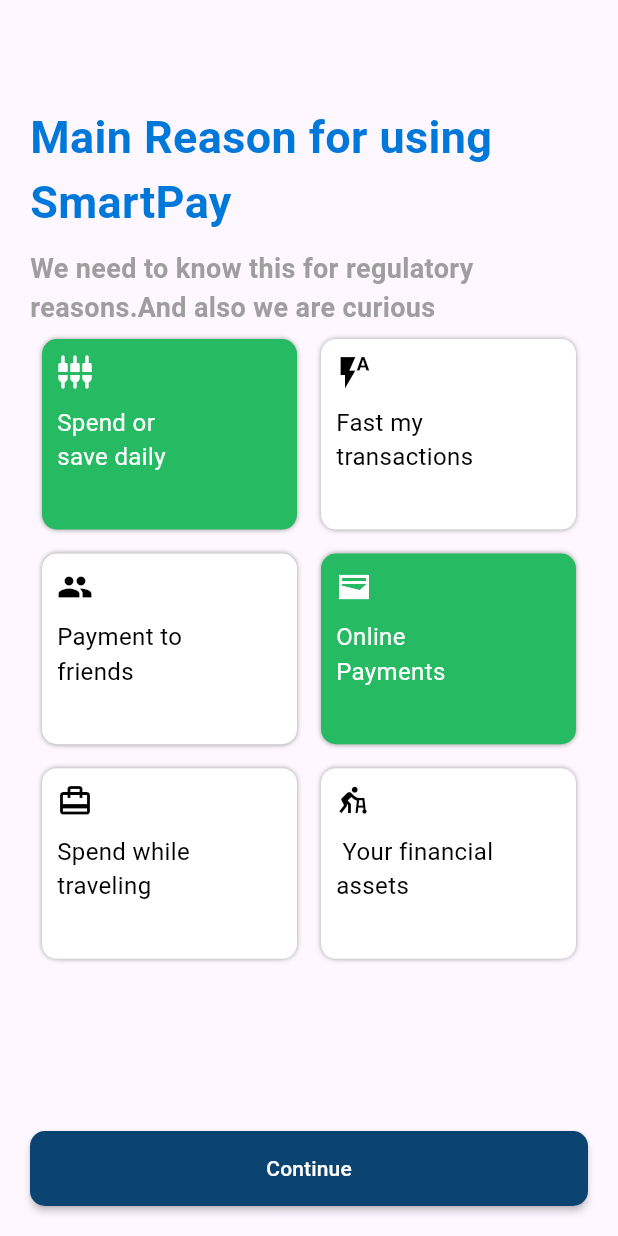
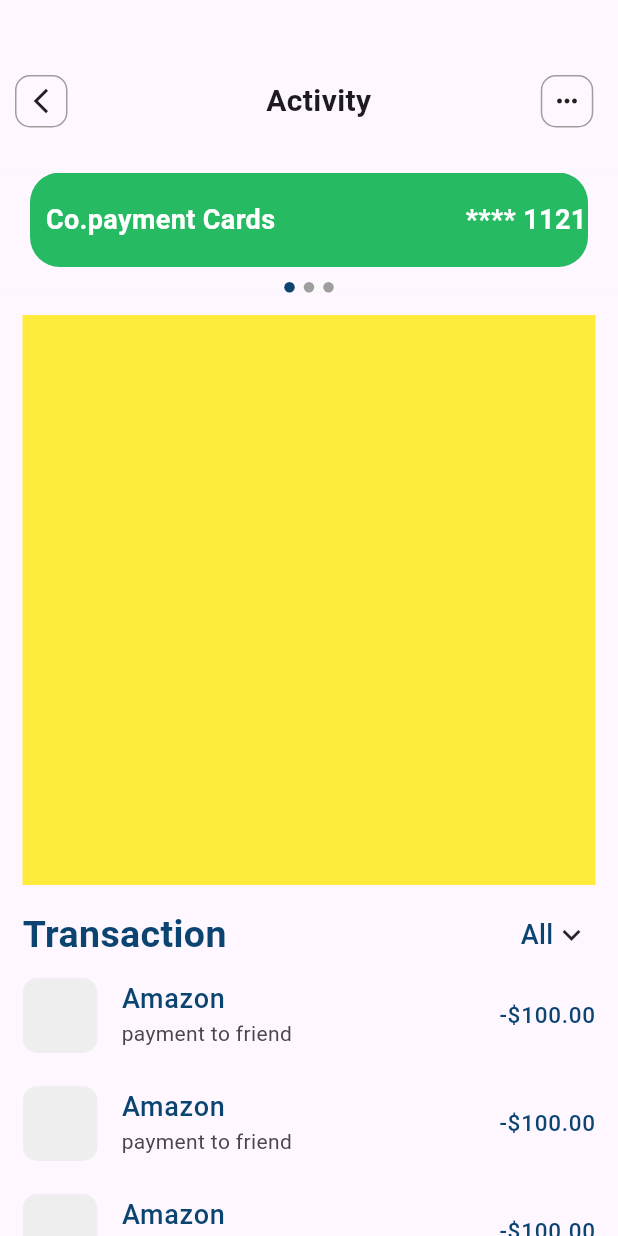
Before and after one commit to shivaAg04/co-payment-niyo, a Flutter app: the screen it shows after launch, on a phone screen of 412 x 824 dp. Run offline on Flutter 3.47's test engine with Material 3 defaults, Android fonts, the light colour scheme and no system bars; our stand-ins replace csc_picker.

Commit message:
Basic layout of activity screen done graph remain

```diff
--- a/lib/main.dart
+++ b/lib/main.dart
@@ -1,5 +1,7 @@
 import 'package:flutter/material.dart';
 
+import 'screen/activity_screen.dart';
+import 'screen/new_card_screen.dart';
 import 'screen/reason_screen.dart';
 import 'screen/splash_screen.dart';
 
@@ -16,7 +18,7 @@
     return MaterialApp(
       debugShowCheckedModeBanner: false,
       title: 'niyo payment',
-      home: ReasonScreen(),
+      home: ActivityScreen(),
     );
   }
 }
--- /dev/null
+++ b/lib/screen/activity_screen.dart
@@ -0,0 +1,173 @@
+import 'package:co_payment_niyo/util/my_color.dart';
+import 'package:flutter/material.dart';
+
+import '../widget/slider.dart';
+
+class ActivityScreen extends StatefulWidget {
+  const ActivityScreen({super.key});
+
+  @override
+  State<ActivityScreen> createState() => _ActivityScreenState();
+}
+
+class _ActivityScreenState extends State<ActivityScreen> {
+  @override
+  Widget build(BuildContext context) {
+    return Scaffold(
+      body: Column(
+        crossAxisAlignment: CrossAxisAlignment.start,
+        children: [
+          // virtual card
+          const SizedBox(height: 50.0),
+          // back button and text
+          Row(
+            children: [
+              Container(
+                margin: const EdgeInsets.only(left: 10.0),
+                height: 35,
+                width: 35,
+                //border
+                decoration: BoxDecoration(
+                  borderRadius: BorderRadius.circular(10.0),
+                  border: Border.all(color: Colors.grey), // Add border color
+                ),
+
+                child: InkWell(
+                  onTap: () {
+                    // Handle back button press
+                    Navigator.of(context).pop();
+                  },
+                  child: const Icon(
+                    Icons.arrow_back_ios_outlined,
+                    size: 20,
+                    // Change color as needed
+                  ),
+                ),
+              ),
+              const Spacer(),
+              const Text(
+                'Activity',
+                style: TextStyle(fontSize: 20.0, fontWeight: FontWeight.bold),
+              ),
+              SizedBox(
+                width: MediaQuery.of(context).size.width * .25,
+              ),
+              Container(
+                margin: const EdgeInsets.only(left: 10.0),
+                height: 35,
+                width: 35,
+                //border
+                decoration: BoxDecoration(
+                  borderRadius: BorderRadius.circular(10.0),
+                  border: Border.all(color: Colors.grey), // Add border color
+                ),
+
+                child: InkWell(
+                  onTap: () {
+                    // Handle back button press
+                    Navigator.of(context).pop();
+                  },
+                  child: const Icon(
+                    Icons.more_horiz, size: 20,
+                    // Change color as needed
+                  ),
+                ),
+              ),
+              SizedBox(
+                width: MediaQuery.of(context).size.width * .04,
+              ),
+            ],
+          ),
+          const SizedBox(height: 30.0),
+          // container for payments card
+          Container(
+            height: 80,
+            color: Colors.grey[200],
+            child: CarouselWithDots(),
+          ),
+          const SizedBox(height: 15.0),
+          // graph and past transaction text
+          Expanded(
+            child: Padding(
+              padding: const EdgeInsets.symmetric(horizontal: 15),
+              child: Column(
+                crossAxisAlignment: CrossAxisAlignment.start,
+                children: [
+                  // container for graph
+                  Container(
+                    height: 380,
+                    color: Colors.yellow,
+                  ),
+                  const SizedBox(height: 15.0),
+                  // past transaction text
+                  Row(
+                    mainAxisAlignment: MainAxisAlignment.spaceBetween,
+                    children: [
+                      Text(
+                        'Transaction',
+                        style: TextStyle(
+                            color: MyColor.secondaryColor,
+                            fontSize: 25.0,
+                            fontWeight: FontWeight.bold),
+                      ),
+                      SizedBox(
+                        width: 50,
+                        child: Row(
+                          children: [
+                            Text(
+                              "All",
+                              style: TextStyle(
+                                  color: MyColor.secondaryColor,
+                                  fontSize: 18.0,
+                                  fontWeight: FontWeight.w500),
+                            ),
+                            const Icon(Icons.keyboard_arrow_down_sharp)
+                          ],
+                        ),
+                      ),
+                    ],
+                  ),
+                  // list of past transactions
+                  Expanded(
+                    child: ListView.builder(
+                      itemBuilder: (context, index) {
+                        return ListTile(
+                          contentPadding: const EdgeInsets.all(0),
+                          leading: Container(
+                            //round corner
+                            decoration: BoxDecoration(
+                              color: Colors.grey[200],
+                              borderRadius: BorderRadius.circular(10.0),
+                            ),
+                            height: 50,
+                            width: 50,
+                          ),
+                          title: Text(
+                            'Amazon',
+                            style: TextStyle(
+                                color: MyColor.secondaryColor,
+                                fontSize: 18.0,
+                                fontWeight: FontWeight.w500),
+                          ),
+                          subtitle: Text('payment to friend'),
+                          trailing: Text(
+                            '-\$100.00',
+                            style: TextStyle(
+                                color: MyColor.secondaryColor,
+                                fontSize: 15.0,
+                                fontWeight: FontWeight.w500),
+                          ),
+                        );
+                      },
+                      itemCount: 10,
+                    ),
+                  )
+                ],
+              ),
+            ),
+          )
+        ],
+      ),
+    );
+  }
+}
--- a/lib/screen/reason_screen.dart
+++ b/lib/screen/reason_screen.dart
@@ -66,7 +66,8 @@
                 borderRadius: BorderRadius.circular(10),
               ),
               onPressed: () {},
-                child: const Text("Continue"))
+              child: const Text("Continue"),
+            ),
           ],
         ),
       ),
--- /dev/null
+++ b/lib/widget/slider.dart
@@ -0,0 +1,88 @@
+import 'package:co_payment_niyo/util/my_color.dart';
+import 'package:flutter/material.dart';
+
+class CarouselWithDots extends StatefulWidget {
+  @override
+  _CarouselWithDotsState createState() => _CarouselWithDotsState();
+}
+
+class _CarouselWithDotsState extends State<CarouselWithDots> {
+  final PageController _pageController = PageController();
+  int _currentIndex = 0;
+
+  @override
+  Widget build(BuildContext context) {
+    return Scaffold(
+      body: Column(
+        children: [
+          Expanded(
+            child: PageView(
+              controller: _pageController,
+              onPageChanged: (index) {
+                setState(() {
+                  _currentIndex = index;
+                });
+              },
+              children: [
+                Container(
+                  margin: const EdgeInsets.symmetric(horizontal: 20.0),
+                  decoration: BoxDecoration(
+                    color: MyColor.mainColor,
+                    borderRadius: BorderRadius.circular(20.0),
+                    border: Border.all(
+                        color: Colors.transparent), // Add border color
+                  ),
+                  width: MediaQuery.of(context).size.width * .7,
+                  child: const Row(
+                    children: [
+                      Text(
+                        '  Co.payment Cards',
+                        style: TextStyle(
+                            color: Colors.white,
+                            fontSize: 18.0,
+                            fontWeight: FontWeight.bold),
+                      ),
+                      Spacer(),
+                      Text(
+                        '**** 1121',
+                        style: TextStyle(
+                            color: Colors.white,
+                            fontSize: 18.0,
+                            fontWeight: FontWeight.bold),
+                      ),
+                    ],
+                  ),
+                ),
+                Container(color: Colors.blue),
+                Container(color: Colors.green),
+              ],
+            ),
+          ),
+          const SizedBox(height: 10),
+          Row(
+            mainAxisAlignment: MainAxisAlignment.center,
+            children: _buildDots(),
+          ),
+        ],
+      ),
+    );
+  }
+
+  List<Widget> _buildDots() {
+    List<Widget> dots = [];
+    for (int i = 0; i < 3; i++) {
+      dots.add(
+        Container(
+          margin: const EdgeInsets.symmetric(horizontal: 3),
+          width: 7,
+          height: 7,
+          decoration: BoxDecoration(
+            shape: BoxShape.circle,
+            color: _currentIndex == i ? MyColor.secondaryColor : Colors.grey,
+          ),
+        ),
+      );
+    }
+    return dots;
+  }
+}
--- a/pubspec.yaml
+++ b/pubspec.yaml
@@ -35,6 +35,7 @@
   # The following adds the Cupertino Icons font to your application.
   # Use with the CupertinoIcons class for iOS style icons.
   cupertino_icons: ^1.0.2
+  csc_picker: ^0.2.6
 
 dev_dependencies:
   flutter_test:
```
Also changed, not shown: lib/screen/new_card_screen.dart (added, +205 -0 lines), lib/screen/transaction_history.dart (added), pubspec.lock. Lines whose indentation alone changed are shown as unchanged.
